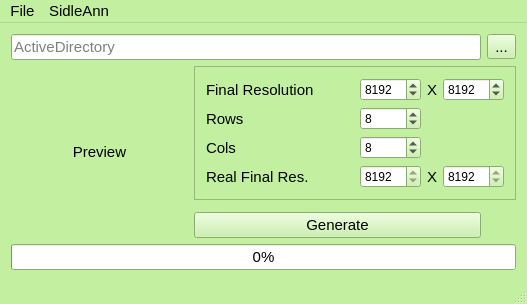
Above: mainwindow.ui from OlexandrI/SidleAnn before the change. Below: the same form after it.
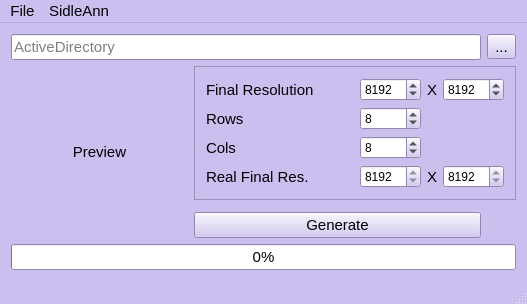
That is the form after the change.

The edit to the form file:
```diff
--- a/mainwindow.ui
+++ b/mainwindow.ui
@@ -25,9 +25,9 @@
      <colorrole role="Button">
       <brush brushstyle="SolidPattern">
        <color alpha="255">
-        <red>195</red>
-        <green>240</green>
-        <blue>160</blue>
+        <red>203</red>
+        <green>191</green>
+        <blue>240</blue>
        </color>
       </brush>
      </colorrole>
@@ -43,27 +43,27 @@
      <colorrole role="Midlight">
       <brush brushstyle="SolidPattern">
        <color alpha="255">
-        <red>225</red>
-        <green>247</green>
-        <blue>207</blue>
+        <red>229</red>
+        <green>223</green>
+        <blue>247</blue>
        </color>
       </brush>
      </colorrole>
      <colorrole role="Dark">
       <brush brushstyle="SolidPattern">
        <color alpha="255">
-        <red>97</red>
-        <green>120</green>
-        <blue>80</blue>
+        <red>101</red>
+        <green>95</green>
+        <blue>120</blue>
        </color>
       </brush>
      </colorrole>
      <colorrole role="Mid">
       <brush brushstyle="SolidPattern">
        <color alpha="255">
-        <red>130</red>
-        <green>160</green>
-        <blue>107</blue>
+        <red>135</red>
+        <green>127</green>
+        <blue>160</blue>
        </color>
       </brush>
      </colorrole>
@@ -106,9 +106,9 @@
      <colorrole role="Window">
       <brush brushstyle="SolidPattern">
        <color alpha="255">
-        <red>195</red>
-        <green>240</green>
-        <blue>160</blue>
+        <red>203</red>
+        <green>191</green>
+        <blue>240</blue>
        </color>
       </brush>
      </colorrole>
@@ -124,9 +124,9 @@
      <colorrole role="AlternateBase">
       <brush brushstyle="SolidPattern">
        <color alpha="255">
-        <red>225</red>
-        <green>247</green>
-        <blue>207</blue>
+        <red>229</red>
+        <green>223</green>
+        <blue>247</blue>
        </color>
       </brush>
      </colorrole>
@@ -162,9 +162,9 @@
      <colorrole role="Button">
       <brush brushstyle="SolidPattern">
        <color alpha="255">
-        <red>195</red>
-        <green>240</green>
-        <blue>160</blue>
+        <red>203</red>
+        <green>191</green>
+        <blue>240</blue>
        </color>
       </brush>
      </colorrole>
@@ -180,27 +180,27 @@
      <colorrole role="Midlight">
       <brush brushstyle="SolidPattern">
        <color alpha="255">
-        <red>225</red>
-        <green>247</green>
-        <blue>207</blue>
+        <red>229</red>
+        <green>223</green>
+        <blue>247</blue>
        </color>
       </brush>
      </colorrole>
      <colorrole role="Dark">
       <brush brushstyle="SolidPattern">
        <color alpha="255">
-        <red>97</red>
-        <green>120</green>
-        <blue>80</blue>
+        <red>101</red>
+        <green>95</green>
+        <blue>120</blue>
        </color>
       </brush>
      </colorrole>
      <colorrole role="Mid">
       <brush brushstyle="SolidPattern">
        <color alpha="255">
-        <red>130</red>
-        <green>160</green>
-        <blue>107</blue>
+        <red>135</red>
+        <green>127</green>
+        <blue>160</blue>
        </color>
       </brush>
      </colorrole>
@@ -243,9 +243,9 @@
      <colorrole role="Window">
       <brush brushstyle="SolidPattern">
        <color alpha="255">
-        <red>195</red>
-        <green>240</green>
-        <blue>160</blue>
+        <red>203</red>
+        <green>191</green>
+        <blue>240</blue>
        </color>
       </brush>
      </colorrole>
@@ -261,9 +261,9 @@
      <colorrole role="AlternateBase">
       <brush brushstyle="SolidPattern">
        <color alpha="255">
-        <red>225</red>
-        <green>247</green>
-        <blue>207</blue>
+        <red>229</red>
+        <green>223</green>
+        <blue>247</blue>
        </color>
       </brush>
      </colorrole>
@@ -290,18 +290,18 @@
      <colorrole role="WindowText">
       <brush brushstyle="SolidPattern">
        <color alpha="255">
-        <red>97</red>
-        <green>120</green>
-        <blue>80</blue>
+        <red>101</red>
+        <green>95</green>
+        <blue>120</blue>
        </color>
       </brush>
      </colorrole>
      <colorrole role="Button">
       <brush brushstyle="SolidPattern">
        <color alpha="255">
-        <red>195</red>
-        <green>240</green>
-        <blue>160</blue>
+        <red>203</red>
+        <green>191</green>
+        <blue>240</blue>
        </color>
       </brush>
      </colorrole>
@@ -317,36 +317,36 @@
      <colorrole role="Midlight">
       <brush brushstyle="SolidPattern">
        <color alpha="255">
-        <red>225</red>
-        <green>247</green>
-        <blue>207</blue>
+        <red>229</red>
+        <green>223</green>
+        <blue>247</blue>
        </color>
       </brush>
      </colorrole>
      <colorrole role="Dark">
       <brush brushstyle="SolidPattern">
        <color alpha="255">
-        <red>97</red>
-        <green>120</green>
-        <blue>80</blue>
+        <red>101</red>
+        <green>95</green>
+        <blue>120</blue>
        </color>
       </brush>
      </colorrole>
      <colorrole role="Mid">
       <brush brushstyle="SolidPattern">
        <color alpha="255">
-        <red>130</red>
-        <green>160</green>
-        <blue>107</blue>
+        <red>135</red>
+        <green>127</green>
+        <blue>160</blue>
        </color>
       </brush>
      </colorrole>
      <colorrole role="Text">
       <brush brushstyle="SolidPattern">
        <color alpha="255">
-        <red>97</red>
-        <green>120</green>
-        <blue>80</blue>
+        <red>101</red>
+        <green>95</green>
+        <blue>120</blue>
        </color>
       </brush>
      </colorrole>
@@ -362,27 +362,27 @@
      <colorrole role="ButtonText">
       <brush brushstyle="SolidPattern">
        <color alpha="255">
-        <red>97</red>
-        <green>120</green>
-        <blue>80</blue>
+        <red>101</red>
+        <green>95</green>
+        <blue>120</blue>
        </color>
       </brush>
      </colorrole>
      <colorrole role="Base">
       <brush brushstyle="SolidPattern">
        <color alpha="255">
-        <red>195</red>
-        <green>240</green>
-        <blue>160</blue>
+        <red>203</red>
+        <green>191</green>
+        <blue>240</blue>
        </color>
       </brush>
      </colorrole>
      <colorrole role="Window">
       <brush brushstyle="SolidPattern">
        <color alpha="255">
-        <red>195</red>
-        <green>240</green>
-        <blue>160</blue>
+        <red>203</red>
+        <green>191</green>
+        <blue>240</blue>
        </color>
       </brush>
      </colorrole>
@@ -398,9 +398,9 @@
      <colorrole role="AlternateBase">
       <brush brushstyle="SolidPattern">
        <color alpha="255">
-        <red>195</red>
-        <green>240</green>
-        <blue>160</blue>
+        <red>203</red>
+        <green>191</green>
+        <blue>240</blue>
        </color>
       </brush>
      </colorrole>
```
